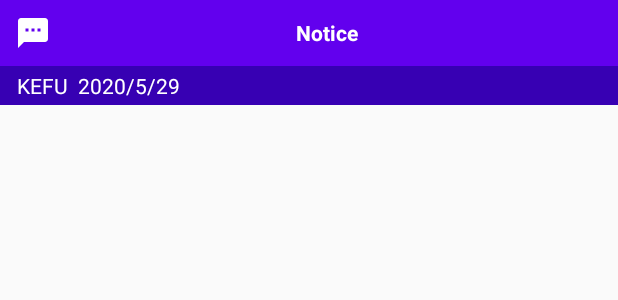
After one commit to jmunseng/Android-App-Uni-TimeTabel, an Android app: the layout notice.xml on its own in the app's theme, with its tools: preview values and no code run, on a phone screen of 412 x 824 dp. The commit adds this screen. Shown: the top 300 px of the screen. Run offline under Robolectric (Android 15) with nearby library versions, the phone set to English and light mode, and no system bars; network calls fail.

Commit message:
Create Notice List sync with database (error) continue working

```diff
--- /dev/null
+++ b/Registeration/app/src/main/res/drawable/ic_textsms_black_24dp.xml
@@ -0,0 +1,5 @@
+<vector android:height="24dp" android:tint="#FFFFFF"
+    android:viewportHeight="24.0" android:viewportWidth="24.0"
+    android:width="24dp" xmlns:android="http://schemas.android.com/apk/res/android">
+    <path android:fillColor="#ffffff" android:pathData="M20,2L4,2c-1.1,0 -1.99,0.9 -1.99,2L2,22l4,-4h14c1.1,0 2,-0.9 2,-2L22,4c0,-1.1 -0.9,-2 -2,-2zM9,11L7,11L7,9h2v2zM13,11h-2L11,9h2v2zM17,11h-2L15,9h2v2z"/>
+</vector>
--- /dev/null
+++ b/Registeration/app/src/main/res/layout/notice.xml
@@ -0,0 +1,47 @@
+<?xml version="1.0" encoding="utf-8"?>
+<LinearLayout xmlns:android="http://schemas.android.com/apk/res/android"
+    android:layout_width="match_parent"
+    android:orientation="vertical"
+    android:layout_height="match_parent">
+    <TextView
+        android:id="@+id/noticeText"
+        android:layout_width="match_parent"
+        android:layout_height="wrap_content"
+        android:background="@color/colorPrimary"
+        android:drawableStart="@drawable/ic_textsms_black_24dp"
+        android:drawableLeft="@drawable/ic_textsms_black_24dp"
+        android:gravity="center"
+        android:padding="10dp"
+        android:text="Notice"
+        android:textColor="#ffffff"
+        android:textStyle="bold" />
+
+    <LinearLayout
+        android:layout_width="match_parent"
+        android:layout_height="wrap_content"
+        android:background="@color/colorPrimaryDark">
+
+        <TextView
+            android:id="@+id/nameText"
+            android:layout_width="wrap_content"
+            android:layout_height="match_parent"
+            android:layout_gravity="center"
+            android:layout_marginLeft="8dp"
+            android:padding="3dp"
+            android:text="KEFU"
+            android:textColor="#ffffff"
+            android:textColorHint="#ffffff" />
+        <TextView
+            android:id="@+id/dateText"
+            android:layout_width="wrap_content"
+            android:layout_height="match_parent"
+            android:layout_gravity="center"
+            android:padding="3dp"
+            android:text="2020/5/29"
+            android:textColor="#ffffff"
+            android:textColorHint="#ffffff" />
+
+    </LinearLayout>
+
+
+</LinearLayout>
```
Also changed, not shown: Registeration/app/src/main/java/com/example/registeration/MainActivity.java (+99 -0 lines), Registeration/app/src/main/java/com/example/registeration/Notice.java (added, +37 -0 lines), Registeration/app/src/main/java/com/example/registeration/NoticeListAdapter.java (added, +51 -0 lines), Registeration/app/src/main/res/layout/activity_main.xml (+10 -0 lines), 1 other file.
